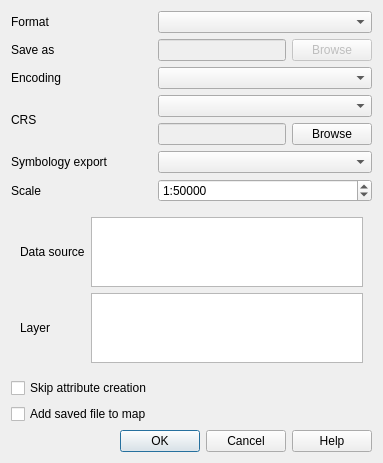
qgis/QGIS, file src/ui/qgsvectorlayersaveasdialogbase.ui: the form before one commit.
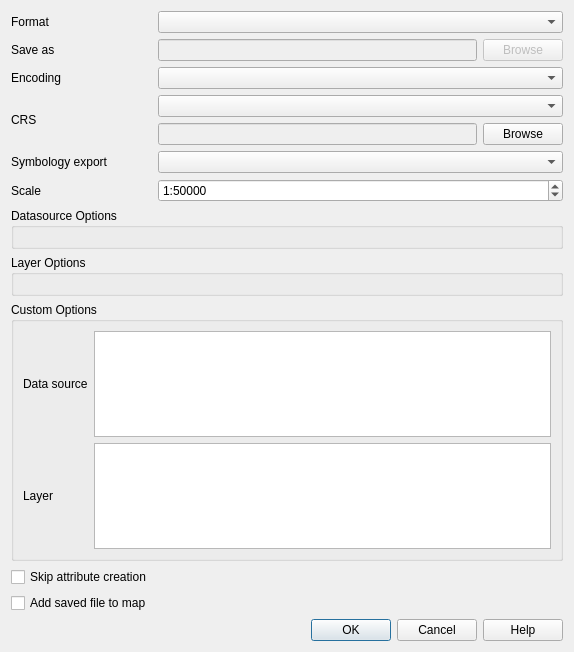
The form after the commit. Custom widgets are drawn as their Qt base class.

Commit message: [saveas] Template for the driver options

The edit to the form file:
```diff
--- a/src/ui/qgsvectorlayersaveasdialogbase.ui
+++ b/src/ui/qgsvectorlayersaveasdialogbase.ui
@@ -6,8 +6,8 @@
    <rect>
     <x>0</x>
     <y>0</y>
-    <width>383</width>
-    <height>444</height>
+    <width>574</width>
+    <height>652</height>
    </rect>
   </property>
   <property name="sizePolicy">
@@ -23,43 +23,6 @@
    <property name="sizeConstraint">
     <enum>QLayout::SetMinAndMaxSize</enum>
    </property>
-   <item row="1" column="1">
-    <widget class="QLineEdit" name="leFilename">
-     <property name="enabled">
-      <bool>false</bool>
-     </property>
-    </widget>
-   </item>
-   <item row="6" column="2">
-    <widget class="QPushButton" name="browseCRS">
-     <property name="text">
-      <string>Browse</string>
-     </property>
-    </widget>
-   </item>
-   <item row="4" column="0">
-    <widget class="QLabel" name="label_4">
-     <property name="text">
-      <string>Encoding</string>
-     </property>
-     <property name="buddy">
-      <cstring>mEncodingComboBox</cstring>
-     </property>
-    </widget>
-   </item>
-   <item row="5" column="0" rowspan="2">
-    <widget class="QLabel" name="label_3">
-     <property name="text">
-      <string>CRS</string>
-     </property>
-     <property name="buddy">
-      <cstring>leCRS</cstring>
-     </property>
-    </widget>
-   </item>
-   <item row="4" column="1" colspan="2">
-    <widget class="QComboBox" name="mEncodingComboBox"/>
-   </item>
    <item row="7" column="0">
     <widget class="QLabel" name="mSymbologyExportLabel">
      <property name="text">
@@ -67,18 +30,25 @@
      </property>
     </widget>
    </item>
-   <item row="1" column="0">
-    <widget class="QLabel" name="label">
-     <property name="text">
-      <string>Save as</string>
+   <item row="12" column="0">
+    <widget class="QCheckBox" name="mSkipAttributeCreation">
+     <property name="toolTip">
+      <string>This allows one to surpress attribute creation as some OGR drivers (eg. DGN, DXF) don't support it.</string>
      </property>
-     <property name="buddy">
-      <cstring>leFilename</cstring>
+     <property name="text">
+      <string>Skip attribute creation</string>
      </property>
     </widget>
    </item>
-   <item row="7" column="1" colspan="2">
-    <widget class="QComboBox" name="mSymbologyExportComboBox"/>
+   <item row="0" column="0">
+    <widget class="QLabel" name="label_2">
+     <property name="text">
+      <string>Format</string>
+     </property>
+     <property name="buddy">
+      <cstring>mFormatComboBox</cstring>
+     </property>
+    </widget>
    </item>
    <item row="1" column="2">
     <widget class="QPushButton" name="browseFilename">
@@ -90,6 +60,102 @@
      </property>
     </widget>
    </item>
+   <item row="11" column="0" colspan="3">
+    <widget class="QgsCollapsibleGroupBox" name="mOgrOptionsGroupBox">
+     <property name="title">
+      <string>Custom Options</string>
+     </property>
+     <layout class="QGridLayout" name="gridLayout_3">
+      <item row="0" column="0">
+       <widget class="QLabel" name="label_5">
+        <property name="text">
+         <string>Data source</string>
+        </property>
+        <property name="buddy">
+         <cstring>mOgrDatasourceOptions</cstring>
+        </property>
+       </widget>
+      </item>
+      <item row="0" column="1">
+       <widget class="QTextEdit" name="mOgrDatasourceOptions">
+        <property name="sizePolicy">
+         <sizepolicy hsizetype="Expanding" vsizetype="Expanding">
+          <horstretch>0</horstretch>
+          <verstretch>0</verstretch>
+         </sizepolicy>
+        </property>
+        <property name="minimumSize">
+         <size>
+          <width>0</width>
+          <height>0</height>
+         </size>
+        </property>
+        <property name="maximumSize">
+         <size>
+          <width>16777215</width>
+          <height>16777215</height>
+         </size>
+        </property>
+        <property name="baseSize">
+         <size>
+          <width>0</width>
+          <height>0</height>
+         </size>
+        </property>
+       </widget>
+      </item>
+      <item row="1" column="0">
+       <widget class="QLabel" name="label_6">
+        <property name="text">
+         <string>Layer</string>
+        </property>
+        <property name="buddy">
+         <cstring>mOgrLayerOptions</cstring>
+        </property>
+       </widget>
+      </item>
+      <item row="1" column="1">
+       <widget class="QTextEdit" name="mOgrLayerOptions">
+        <property name="sizePolicy">
+         <sizepolicy hsizetype="Expanding" vsizetype="Expanding">
+          <horstretch>0</horstretch>
+          <verstretch>0</verstretch>
+         </sizepolicy>
+        </property>
+        <property name="minimumSize">
+         <size>
+          <width>0</width>
+          <height>0</height>
+         </size>
+        </property>
+        <property name="maximumSize">
+         <size>
+          <width>16777215</width>
+          <height>16777215</height>
+         </size>
+        </property>
+        <property name="baseSize">
+         <size>
+          <width>0</width>
+          <height>0</height>
+         </size>
+        </property>
+       </widget>
+      </item>
+     </layout>
+     <zorder>label_6</zorder>
+     <zorder>label_5</zorder>
+     <zorder>mOgrDatasourceOptions</zorder>
+     <zorder>mOgrLayerOptions</zorder>
+    </widget>
+   </item>
+   <item row="13" column="0">
+    <widget class="QCheckBox" name="mAddToCanvas">
+     <property name="text">
+      <string>Add saved file to map</string>
+     </property>
+    </widget>
+   </item>
    <item row="6" column="1">
     <widget class="QLineEdit" name="leCRS">
      <property name="enabled">
@@ -100,20 +166,27 @@
      </property>
     </widget>
    </item>
-   <item row="5" column="1" colspan="2">
-    <widget class="QComboBox" name="mCRSSelection"/>
+   <item row="5" column="0" rowspan="2">
+    <widget class="QLabel" name="label_3">
+     <property name="text">
+      <string>CRS</string>
+     </property>
+     <property name="buddy">
+      <cstring>leCRS</cstring>
+     </property>
+    </widget>
    </item>
-   <item row="0" column="0">
-    <widget class="QLabel" name="label_2">
+   <item row="1" column="0">
+    <widget class="QLabel" name="label">
      <property name="text">
-      <string>Format</string>
+      <string>Save as</string>
      </property>
      <property name="buddy">
-      <cstring>mFormatComboBox</cstring>
+      <cstring>leFilename</cstring>
      </property>
     </widget>
    </item>
-   <item row="12" column="0" colspan="3">
+   <item row="14" column="0" colspan="3">
     <widget class="QDialogButtonBox" name="buttonBox">
      <property name="orientation">
       <enum>Qt::Horizontal</enum>
@@ -123,116 +196,27 @@
      </property>
     </widget>
    </item>
+   <item row="4" column="1" colspan="2">
+    <widget class="QComboBox" name="mEncodingComboBox"/>
+   </item>
+   <item row="8" column="0">
+    <widget class="QLabel" name="mScaleLabel">
+     <property name="text">
+      <string>Scale</string>
+     </property>
+    </widget>
+   </item>
    <item row="0" column="1" colspan="2">
     <widget class="QComboBox" name="mFormatComboBox"/>
    </item>
-   <item row="9" column="0" colspan="3">
-    <widget class="QgsCollapsibleGroupBox" name="mOgrOptionsGroupBox" native="true">
-     <property name="sizePolicy">
-      <sizepolicy hsizetype="Preferred" vsizetype="Expanding">
-       <horstretch>0</horstretch>
-       <verstretch>0</verstretch>
-      </sizepolicy>
+   <item row="4" column="0">
+    <widget class="QLabel" name="label_4">
+     <property name="text">
+      <string>Encoding</string>
      </property>
-     <property name="minimumSize">
-      <size>
-       <width>0</width>
-       <height>0</height>
-      </size>
+     <property name="buddy">
+      <cstring>mEncodingComboBox</cstring>
      </property>
-     <property name="maximumSize">
-      <size>
-       <width>16777215</width>
-       <height>16777215</height>
-      </size>
-     </property>
-     <property name="baseSize">
-      <size>
-       <width>0</width>
-       <height>0</height>
-      </size>
-     </property>
-     <property name="title" stdset="0">
-      <string>OGR creation options</string>
-     </property>
-     <layout class="QGridLayout" name="gridLayout_2">
-      <item row="0" column="1">
-       <widget class="QTextEdit" name="mOgrDatasourceOptions">
-        <property name="sizePolicy">
-         <sizepolicy hsizetype="Expanding" vsizetype="Expanding">
-          <horstretch>0</horstretch>
-          <verstretch>0</verstretch>
-         </sizepolicy>
-        </property>
-        <property name="minimumSize">
-         <size>
-          <width>0</width>
-          <height>0</height>
-         </size>
-        </property>
-        <property name="maximumSize">
-         <size>
-          <width>16777215</width>
-          <height>16777215</height>
-         </size>
-        </property>
-        <property name="baseSize">
-         <size>
-          <width>0</width>
-          <height>0</height>
-         </size>
-        </property>
-       </widget>
-      </item>
-      <item row="1" column="1">
-       <widget class="QTextEdit" name="mOgrLayerOptions">
-        <property name="sizePolicy">
-         <sizepolicy hsizetype="Expanding" vsizetype="Expanding">
-          <horstretch>0</horstretch>
-          <verstretch>0</verstretch>
-         </sizepolicy>
-        </property>
-        <property name="minimumSize">
-         <size>
-          <width>0</width>
-          <height>0</height>
-         </size>
-        </property>
-        <property name="maximumSize">
-         <size>
-          <width>16777215</width>
-          <height>16777215</height>
-         </size>
-        </property>
-        <property name="baseSize">
-         <size>
-          <width>0</width>
-          <height>0</height>
-         </size>
-        </property>
-       </widget>
-      </item>
-      <item row="0" column="0">
-       <widget class="QLabel" name="label_5">
-        <property name="text">
-         <string>Data source</string>
-        </property>
-        <property name="buddy">
-         <cstring>mOgrDatasourceOptions</cstring>
-        </property>
-       </widget>
-      </item>
-      <item row="1" column="0">
-       <widget class="QLabel" name="label_6">
-        <property name="text">
-         <string>Layer</string>
-        </property>
-        <property name="buddy">
-         <cstring>mOgrLayerOptions</cstring>
-        </property>
-       </widget>
-      </item>
-     </layout>
     </widget>
    </item>
    <item row="8" column="1" colspan="2">
@@ -248,36 +232,77 @@
      </property>
     </widget>
    </item>
-   <item row="8" column="0">
-    <widget class="QLabel" name="mScaleLabel">
-     <property name="text">
-      <string>Scale</string>
+   <item row="1" column="1">
+    <widget class="QLineEdit" name="leFilename">
+     <property name="enabled">
+      <bool>false</bool>
      </property>
     </widget>
    </item>
-   <item row="11" column="0">
-    <widget class="QCheckBox" name="mAddToCanvas">
-     <property name="text">
-      <string>Add saved file to map</string>
+   <item row="10" column="0" colspan="3">
+    <widget class="QgsCollapsibleGroupBox" name="mLayerOptionsGroupBox">
+     <property name="title">
+      <string>Layer Options</string>
      </property>
+     <layout class="QFormLayout" name="formLayout_2">
+      <property name="fieldGrowthPolicy">
+       <enum>QFormLayout::AllNonFixedFieldsGrow</enum>
+      </property>
+     </layout>
     </widget>
    </item>
-   <item row="10" column="0">
-    <widget class="QCheckBox" name="mSkipAttributeCreation">
-     <property name="toolTip">
-      <string>This allows one to surpress attribute creation as some OGR drivers (eg. DGN, DXF) don't support it.</string>
-     </property>
+   <item row="6" column="2">
+    <widget class="QPushButton" name="browseCRS">
      <property name="text">
-      <string>Skip attribute creation</string>
+      <string>Browse</string>
      </property>
     </widget>
    </item>
+   <item row="5" column="1" colspan="2">
+    <widget class="QComboBox" name="mCRSSelection"/>
+   </item>
+   <item row="7" column="1" colspan="2">
+    <widget class="QComboBox" name="mSymbologyExportComboBox"/>
+   </item>
+   <item row="9" column="0" colspan="3">
+    <widget class="QgsCollapsibleGroupBox" name="mDatasourceOptionsGroupBox">
+     <property name="title">
+      <string>Datasource Options</string>
+     </property>
+     <layout class="QFormLayout" name="formLayout">
+      <property name="fieldGrowthPolicy">
+       <enum>QFormLayout::AllNonFixedFieldsGrow</enum>
+      </property>
+     </layout>
+    </widget>
+   </item>
   </layout>
+  <zorder>mDatasourceOptionsGroupBox</zorder>
+  <zorder>mLayerOptionsGroupBox</zorder>
+  <zorder>mFormatComboBox</zorder>
+  <zorder>mScaleSpinBox</zorder>
+  <zorder>mScaleLabel</zorder>
+  <zorder>mAddToCanvas</zorder>
+  <zorder>mSkipAttributeCreation</zorder>
+  <zorder>leFilename</zorder>
+  <zorder>browseCRS</zorder>
+  <zorder>label_4</zorder>
+  <zorder>label_3</zorder>
+  <zorder>mEncodingComboBox</zorder>
+  <zorder>mSymbologyExportLabel</zorder>
+  <zorder>label</zorder>
+  <zorder>mSymbologyExportComboBox</zorder>
+  <zorder>browseFilename</zorder>
+  <zorder>leCRS</zorder>
+  <zorder>mCRSSelection</zorder>
+  <zorder>label_2</zorder>
+  <zorder>buttonBox</zorder>
+  <zorder>mOgrOptionsGroupBox</zorder>
  </widget>
  <customwidgets>
   <customwidget>
    <class>QgsCollapsibleGroupBox</class>
-   <extends>QWidget</extends>
+   <extends>QGroupBox</extends>
    <header>qgscollapsiblegroupbox.h</header>
   </customwidget>
  </customwidgets>
```
Left out of the diff: 1 changed line with no effect on the pictures. The commit also changes 4 other files.
